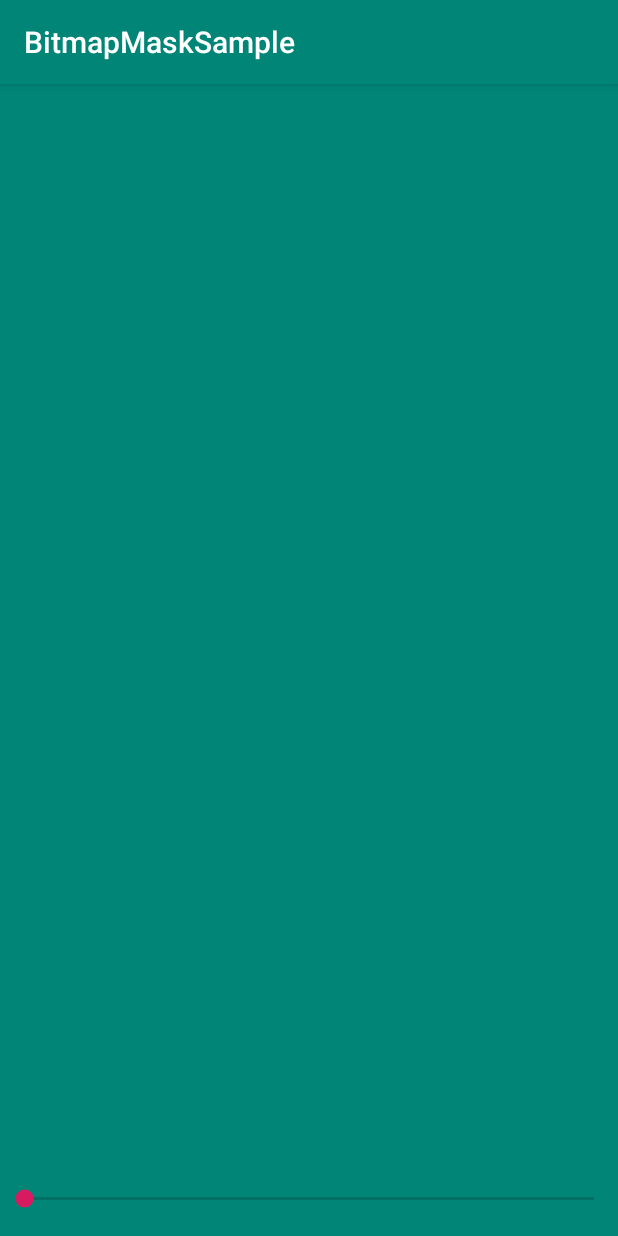
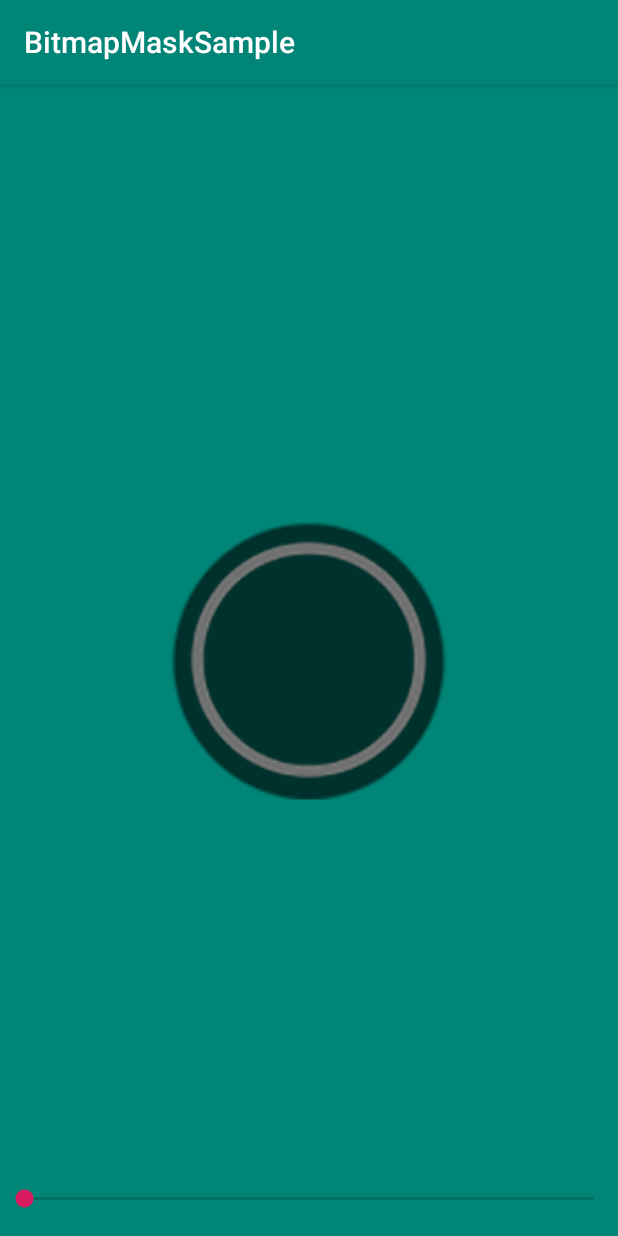
Before and after one commit to karrel84/BitmapMaskSample, an Android app: the screen it shows after launch (MainActivity), on a phone screen of 412 x 824 dp. Run offline under Robolectric (Android 15) with nearby library versions, the phone set to English and light mode, and no system bars.

Commit message:
custom view

```diff
--- a/app/src/main/java/karrel/kr/co/bitmapmasksample/MaskView.kt
+++ b/app/src/main/java/karrel/kr/co/bitmapmasksample/MaskView.kt
@@ -2,17 +2,21 @@ package karrel.kr.co.bitmapmasksample
 
 import android.content.Context
 import android.graphics.*
+import android.graphics.drawable.BitmapDrawable
 import android.util.AttributeSet
-import android.view.View
+import android.widget.ImageView
 
 
 /**
  * Created by Rell on 2019. 2. 8..
  */
 class MaskView @JvmOverloads
-constructor(context: Context, attrs: AttributeSet? = null, defStyleAttr: Int = 0) : View(context, attrs, defStyleAttr) {
+constructor(context: Context, attrs: AttributeSet? = null, defStyleAttr: Int = 0) :
+    ImageView(context, attrs, defStyleAttr) {
 
     private var angle: Float = 0.0f
+
+    private var srcBitmap: Bitmap? = null
 
 
     override fun onDraw(canvas: Canvas) {
@@ -21,11 +25,12 @@ constructor(context: Context, attrs: AttributeSet? = null, defStyleAttr: Int = 0
 
         val paint = Paint()
 
-        val progress = BitmapFactory.decodeResource(context.resources, R.drawable.progress)
+        if (srcBitmap == null) {
+            val drawable = drawable as BitmapDrawable
+            srcBitmap = Bitmap.createScaledBitmap(drawable.bitmap, width, height, false)
+        }
 
-        val left = (width - progress.width) / 2f
-        val top = (height - progress.height) / 2f
-        tmpCanvas.drawBitmap(progress, left, top, paint) // 프로그레스 이미지 그림
+        tmpCanvas.drawBitmap(srcBitmap, 0f, 0f, paint) // 프로그레스 이미지 그림
         paint.xfermode = PorterDuffXfermode(PorterDuff.Mode.DST_IN) // 트랜스퍼모드 적용
 
         tmpCanvas.drawBitmap(bitmapSector(), 0f, 0f, paint)  // 부채골 이미지 그림
--- a/app/src/main/res/layout/activity_main.xml
+++ b/app/src/main/res/layout/activity_main.xml
@@ -10,12 +10,15 @@
 
     <karrel.kr.co.bitmapmasksample.MaskView
             android:id="@+id/maskView"
+            android:background="@drawable/image_bg"
+            android:src="@drawable/image1"
             android:layout_width="200dp"
             android:layout_height="200dp"
             app:layout_constraintBottom_toBottomOf="parent"
             app:layout_constraintLeft_toLeftOf="parent"
             app:layout_constraintRight_toRightOf="parent"
             app:layout_constraintTop_toTopOf="parent"/>
+
 
     <SeekBar
             android:id="@+id/seekbar"
```
Also changed, not shown: app/src/main/res/drawable-xhdpi/image1.png (added), app/src/main/res/drawable-xhdpi/image_bg.png (added).
